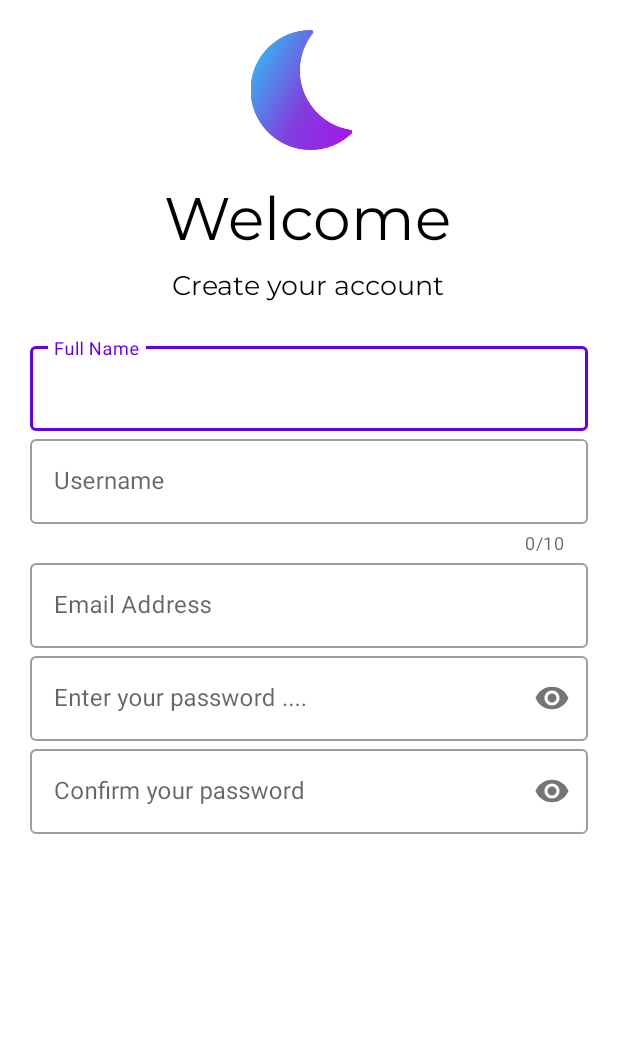
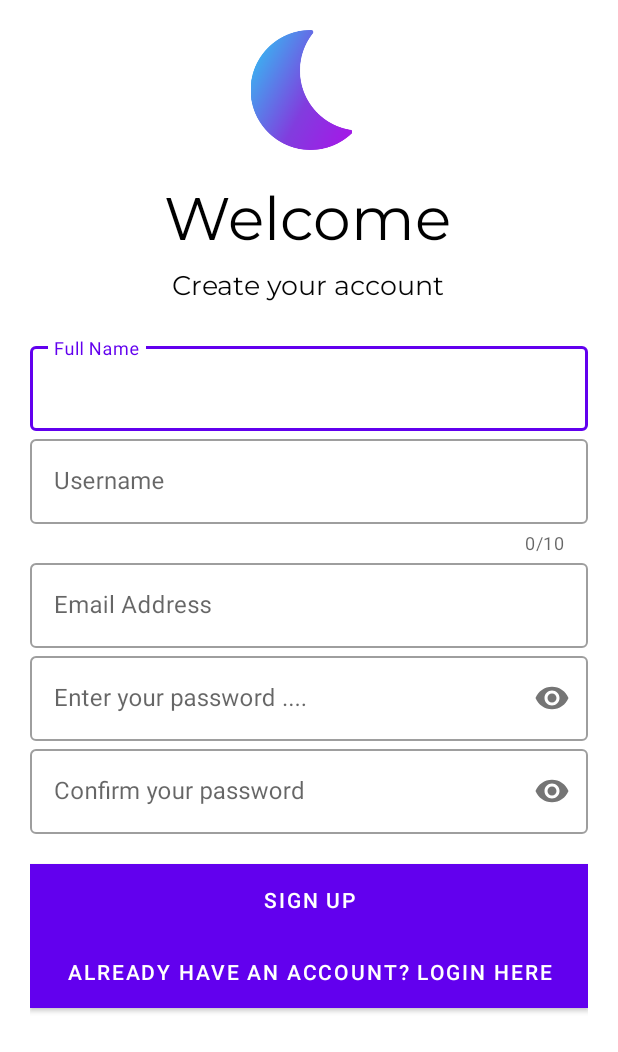
Before and after one commit to savanahatieno/Luna, an Android app: the Signup screen opened directly, with no data from a screen before it, on a phone screen of 412 x 824 dp. Shown: the top 1052 px of the screen. Run offline under Robolectric (Android 15) with nearby library versions, the phone set to English and light mode, and no system bars; Roboto replaces fonts that are not available here.

Commit message:
added a viewonclick listener

```diff
--- a/app/src/main/java/com/moringaschool/luna/Login.java
+++ b/app/src/main/java/com/moringaschool/luna/Login.java
@@ -2,7 +2,9 @@ package com.moringaschool.luna;
 
 import androidx.appcompat.app.AppCompatActivity;
 
+import android.content.Intent;
 import android.os.Bundle;
+import android.view.View;
 import android.view.WindowManager;
 
 public class Login extends AppCompatActivity {
@@ -12,5 +14,16 @@ public class Login extends AppCompatActivity {
         super.onCreate(savedInstanceState);
         getWindow().setFlags(WindowManager.LayoutParams.FLAG_FULLSCREEN,WindowManager.LayoutParams.FLAG_FULLSCREEN);
         setContentView(R.layout.activity_login);
+
+        View callSignUp = findViewById(R.id.signup_screen);
+
+        callSignUp.setOnClickListener(new View.OnClickListener() {
+            @Override
+            public void onClick(View v) {
+                Intent intent = new Intent(Login.this,Signup.class);
+                startActivity(intent);
+            }
+        });
+
     }
 }
--- a/app/src/main/res/layout/activity_signup.xml
+++ b/app/src/main/res/layout/activity_signup.xml
@@ -38,16 +38,16 @@
     <LinearLayout
         android:layout_width="match_parent"
         android:layout_height="wrap_content"
-        android:orientation="vertical"
         android:layout_marginTop="20dp"
-        android:layout_marginBottom="20dp">
+        android:layout_marginBottom="20dp"
+        android:orientation="vertical">
 
         <com.google.android.material.textfield.TextInputLayout
             android:id="@+id/fullname"
+            style="@style/Widget.MaterialComponents.TextInputLayout.OutlinedBox"
             android:layout_width="match_parent"
             android:layout_height="wrap_content"
-            android:hint="@string/name"
-            style="@style/Widget.MaterialComponents.TextInputLayout.OutlinedBox">
+            android:hint="@string/name">
 
             <com.google.android.material.textfield.TextInputEditText
                 android:layout_width="match_parent"
@@ -57,14 +57,15 @@
             </com.google.android.material.textfield.TextInputEditText>
 
         </com.google.android.material.textfield.TextInputLayout>
+
         <com.google.android.material.textfield.TextInputLayout
             android:id="@+id/username"
+            style="@style/Widget.MaterialComponents.TextInputLayout.OutlinedBox"
             android:layout_width="match_parent"
             android:layout_height="wrap_content"
             android:hint="@string/username"
             app:counterEnabled="true"
-            app:counterMaxLength="10"
-            style="@style/Widget.MaterialComponents.TextInputLayout.OutlinedBox">
+            app:counterMaxLength="10">
 
             <com.google.android.material.textfield.TextInputEditText
                 android:layout_width="match_parent"
@@ -74,12 +75,13 @@
             </com.google.android.material.textfield.TextInputEditText>
 
         </com.google.android.material.textfield.TextInputLayout>
+
         <com.google.android.material.textfield.TextInputLayout
             android:id="@+id/email"
+            style="@style/Widget.MaterialComponents.TextInputLayout.OutlinedBox"
             android:layout_width="match_parent"
             android:layout_height="wrap_content"
-            android:hint="@string/email"
-            style="@style/Widget.MaterialComponents.TextInputLayout.OutlinedBox">
+            android:hint="@string/email">
 
             <com.google.android.material.textfield.TextInputEditText
                 android:layout_width="match_parent"
@@ -89,29 +91,14 @@
             </com.google.android.material.textfield.TextInputEditText>
 
         </com.google.android.material.textfield.TextInputLayout>
+
         <com.google.android.material.textfield.TextInputLayout
             android:id="@+id/mypassword"
+            style="@style/Widget.MaterialComponents.TextInputLayout.OutlinedBox"
             android:layout_width="match_parent"
             android:layout_height="wrap_content"
             android:hint="@string/password"
-            app:passwordToggleEnabled="true"
-            style="@style/Widget.MaterialComponents.TextInputLayout.OutlinedBox">
-
-            <com.google.android.material.textfield.TextInputEditText
-                android:layout_width="match_parent"
-                android:layout_height="wrap_content"
-                android:inputType="textPassword">
-
-            </com.google.android.material.textfield.TextInputEditText>
-
-        </com.google.android.material.textfield.TextInputLayout>
-        <com.google.android.material.textfield.TextInputLayout
-            android:id="@+id/confirm"
-            android:layout_width="match_parent"
-            android:layout_height="wrap_content"
-            android:hint="@string/confirm"
-            app:passwordToggleEnabled="true"
-            style="@style/Widget.MaterialComponents.TextInputLayout.OutlinedBox">
+            app:passwordToggleEnabled="true">
 
             <com.google.android.material.textfield.TextInputEditText
                 android:layout_width="match_parent"
@@ -122,13 +109,39 @@
 
         </com.google.android.material.textfield.TextInputLayout>
 
+        <com.google.android.material.textfield.TextInputLayout
+            android:id="@+id/confirm"
+            style="@style/Widget.MaterialComponents.TextInputLayout.OutlinedBox"
+            android:layout_width="match_parent"
+            android:layout_height="wrap_content"
+            android:hint="@string/confirm"
+            app:passwordToggleEnabled="true">
 
+            <com.google.android.material.textfield.TextInputEditText
+                android:layout_width="match_parent"
+                android:layout_height="wrap_content"
+                android:inputType="textPassword">
 
+            </com.google.android.material.textfield.TextInputEditText>
 
-
-
+        </com.google.android.material.textfield.TextInputLayout>
 
     </LinearLayout>
 
+    <Button
+        android:id="@+id/signup_screen"
+        android:layout_width="match_parent"
+        android:layout_height="wrap_content"
+        android:background="#000"
+        android:text="@string/signup"
+        android:textColor="#fff" />
+
+    <Button
+        android:layout_width="match_parent"
+        android:layout_height="wrap_content"
+        android:background="#000000"
+        android:text="@string/already"
+        android:textColor="#fff" />
+
 
 </LinearLayout>
--- a/app/src/main/res/values/strings.xml
+++ b/app/src/main/res/values/strings.xml
@@ -15,6 +15,8 @@
     <!--    BUTTONS -->
     <string name="forget_password"> Forget Password? </string>
     <string name="login"> LOGIN </string>
+    <string name="signup" >SIGN UP</string>
+    <string name="already" >Already have an Account? Login Here</string>
     <string name="new_user"> New User ? SIGN UP HERE </string>
     <string name="luna_app">Luna App</string>
 
```
